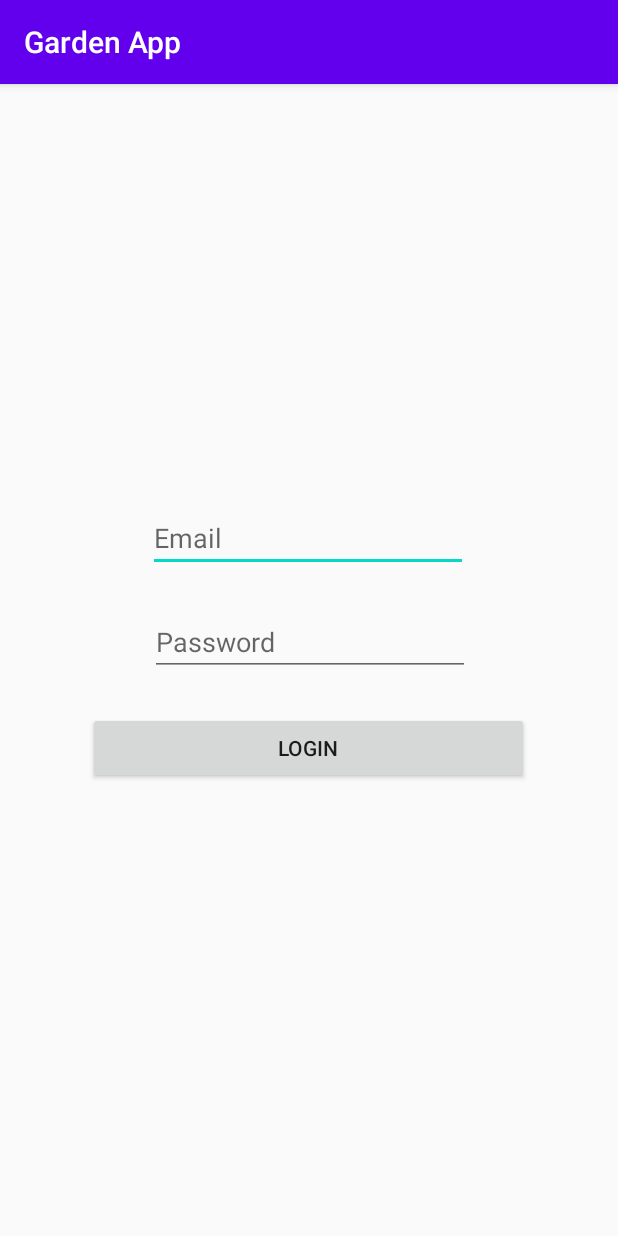
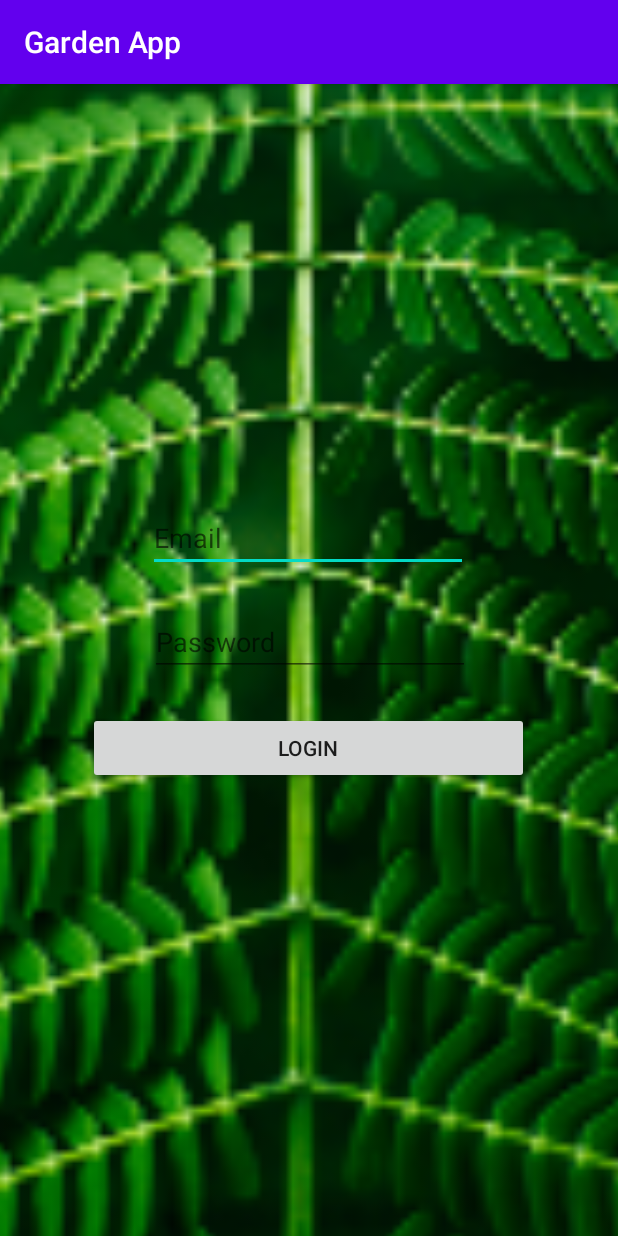
Before and after one commit to valeriedludden/GardenApp, an Android app: the screen it shows after launch (LoginActivity), on a phone screen of 412 x 824 dp. Run offline under Robolectric (Android 15) with nearby library versions, the phone set to English and light mode, and no system bars; our stand-ins replace Firebase (no records; nobody signed in at launch, a user with empty details on screens opened directly); Roboto replaces fonts that are not available here.

Commit message:
Added background image to Login screen

```diff
--- a/app/build.gradle
+++ b/app/build.gradle
@@ -33,6 +33,8 @@ dependencies {
     implementation 'androidx.navigation:navigation-ui:2.1.0'
     implementation 'androidx.lifecycle:lifecycle-extensions:2.2.0'
     implementation 'androidx.recyclerview:recyclerview:1.1.0'
+    implementation files('com.google.code.gson')
+    implementation 'com.google.code.gson:gson:2.8.6'
     testImplementation 'junit:junit:4.12'
     androidTestImplementation 'androidx.test.ext:junit:1.1.2'
     androidTestImplementation 'androidx.test.espresso:espresso-core:3.3.0'
@@ -45,7 +47,5 @@ dependencies {
     implementation "com.google.firebase:firebase-database:19.5.1"
     implementation "com.google.firebase:firebase-analytics:18.0.0"
 
-
-
 }
 apply plugin: "com.google.gms.google-services"
--- a/app/src/main/res/layout/activity_login.xml
+++ b/app/src/main/res/layout/activity_login.xml
@@ -6,6 +6,20 @@
     android:layout_height="match_parent"
     tools:context=".LoginActivity">
 
+    <ImageView
+        android:id="@+id/imageView4"
+        android:layout_width="945dp"
+        android:layout_height="816dp"
+        android:contentDescription="@string/image_background_for_login_page"
+        app:layout_constraintBottom_toBottomOf="parent"
+        app:layout_constraintEnd_toEndOf="parent"
+        app:layout_constraintHorizontal_bias="0.479"
+        app:layout_constraintStart_toStartOf="parent"
+        app:layout_constraintTop_toTopOf="parent"
+        app:layout_constraintVertical_bias="0.505"
+        app:srcCompat="@mipmap/background_leaves_foreground"
+        tools:srcCompat="@mipmap/background_leaves_foreground" />
+
     <EditText
         android:id="@+id/editTextEmail"
         style="@style/Widget.AppCompat.Light.AutoCompleteTextView"
@@ -13,12 +27,13 @@
         android:layout_height="wrap_content"
         android:layout_marginTop="280dp"
         android:ems="10"
-        android:hint="Email"
+        android:hint="@string/email"
         android:inputType="textPersonName"
         app:layout_constraintEnd_toEndOf="parent"
         app:layout_constraintHorizontal_bias="0.497"
         app:layout_constraintStart_toStartOf="parent"
-        app:layout_constraintTop_toTopOf="parent" />
+        app:layout_constraintTop_toTopOf="parent"
+        tools:ignore="TextFields" />
 
     <EditText
         android:id="@+id/editTextPassword"
@@ -26,19 +41,20 @@
         android:layout_height="wrap_content"
         android:layout_marginTop="24dp"
         android:ems="10"
-        android:hint="Password"
+        android:hint="@string/password"
         android:inputType="textPersonName"
         app:layout_constraintEnd_toEndOf="parent"
         app:layout_constraintHorizontal_bias="0.502"
         app:layout_constraintStart_toStartOf="parent"
-        app:layout_constraintTop_toBottomOf="@+id/editTextEmail" />
+        app:layout_constraintTop_toBottomOf="@+id/editTextEmail"
+        tools:ignore="TextFields" />
 
     <Button
         android:id="@+id/btnLogin"
         android:layout_width="294dp"
         android:layout_height="wrap_content"
         android:layout_marginTop="24dp"
-        android:text="Login"
+        android:text="@string/login"
         app:layout_constraintEnd_toEndOf="parent"
         app:layout_constraintHorizontal_bias="0.495"
         app:layout_constraintStart_toStartOf="parent"
--- a/app/src/main/res/values/strings.xml
+++ b/app/src/main/res/values/strings.xml
@@ -15,4 +15,8 @@
     <string name="plant_name" />
     <string name="plant_type" />
     <string name="placeholderimage" />
+    <string name="image_background_for_login_page">Image background for login page</string>
+    <string name="email">Email</string>
+    <string name="password">Password</string>
+    <string name="login">Login</string>
 </resources>
--- a/build.gradle
+++ b/build.gradle
@@ -5,8 +5,8 @@ buildscript {
         jcenter()
     }
     dependencies {
-        classpath "com.android.tools.build:gradle:4.0.2"
-        classpath "com.google.gms:google-services:4.3.3"
+        classpath "com.android.tools.build:gradle:4.1.1"
+        classpath "com.google.gms:google-services:4.3.4"
 
         // NOTE: Do not place your application dependencies here; they belong
         // in the individual module build.gradle files
```
Also changed, not shown: gradle/wrapper/gradle-wrapper.properties.
